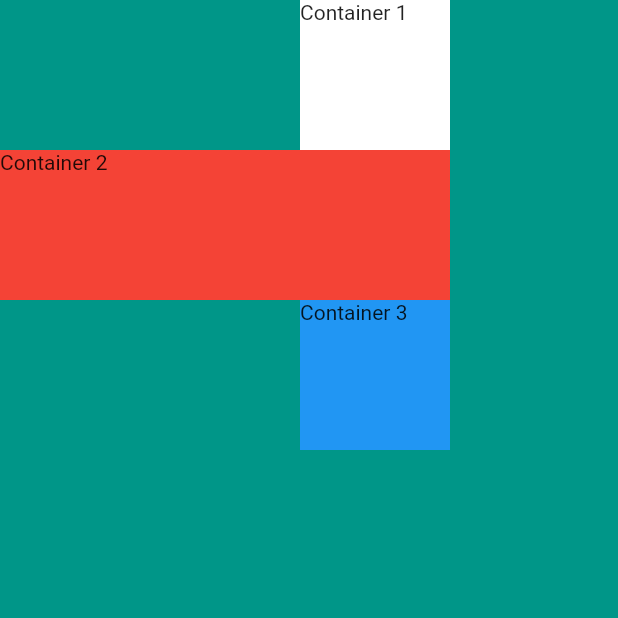
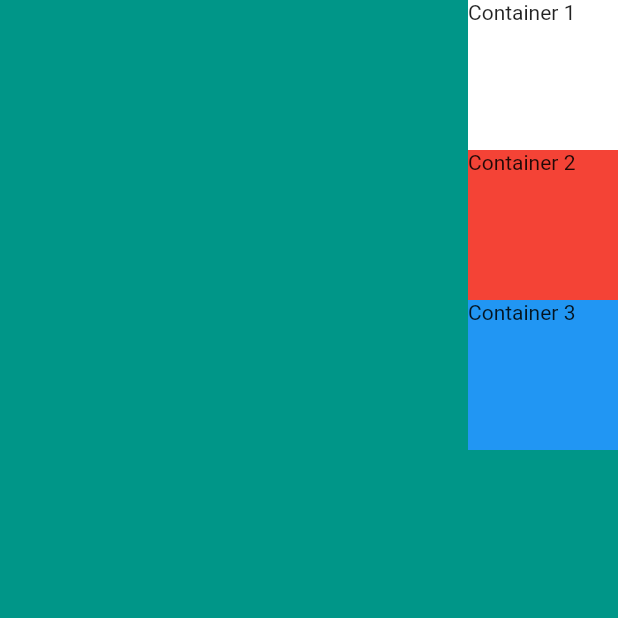
Before and after one commit to iamsaqibs/My-Business-Card, a Flutter app: the screen it shows after launch, on a phone screen of 412 x 824 dp, the top half of it. Run offline on Flutter 3.47's test engine with Material 2 defaults, Android fonts, the phone set to English and light mode, and no system bars.

Commit message:
Column: Empty container and crossAxisAlignment to move containers to the right

```diff
--- a/lib/main.dart
+++ b/lib/main.dart
@@ -10,11 +10,6 @@ class MyApp extends StatelessWidget {
         backgroundColor: Colors.teal,
         body: SafeArea(
             child: Column(
-              // mainAxisSize: MainAxisSize.min,
-              // verticalDirection: VerticalDirection.up,
-              // mainAxisAlignment: MainAxisAlignment.center,
-              // mainAxisAlignment: MainAxisAlignment.spaceBetween,
-              // mainAxisAlignment: MainAxisAlignment.spaceAround,
               crossAxisAlignment: CrossAxisAlignment.end,
               children: <Widget>[
                 Container(
@@ -25,7 +20,7 @@ class MyApp extends StatelessWidget {
                 ),
                 Container(
                   height: 100,
-                  width: 300,
+                  width: 100,
                   color: Colors.red,
                   child: Text('Container 2'),
                 ),
@@ -34,6 +29,9 @@ class MyApp extends StatelessWidget {
                   width: 100,
                   child: Text('Container 3'),
                   color: Colors.blue,
+                ),
+                Container(
+                  width: double.infinity,
                 )
               ],
             ),
```
